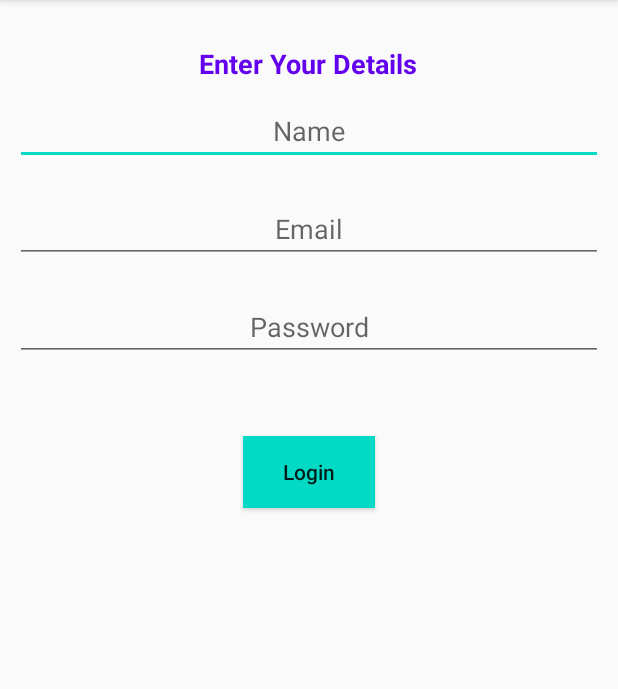
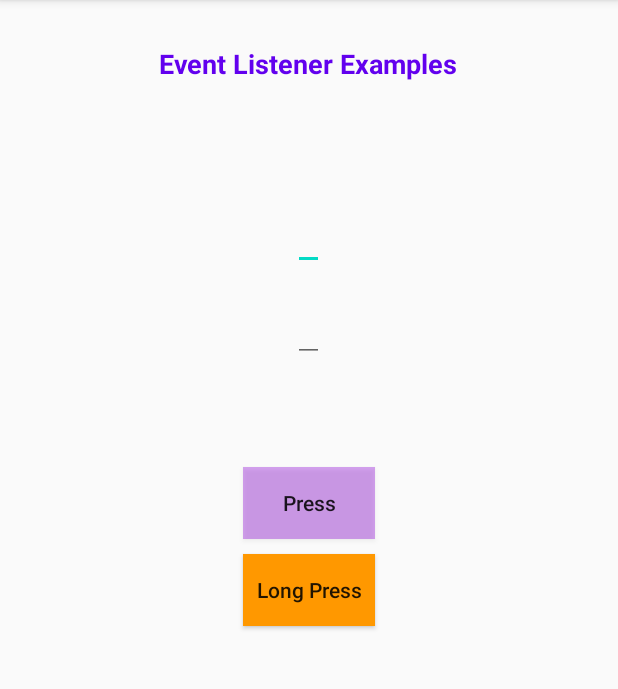
Before and after one commit to DevendraSaini180/Daily-Tasks, an Android app: the screen it shows after launch (MainActivity), on a phone screen of 412 x 824 dp, the part 84-773 px from its top. Run offline under Robolectric (Android 15) with nearby library versions, the phone set to English and light mode, and no system bars.

Commit message:
use of event listener

```diff
--- a/app/src/main/java/com/devendrasaini/sharedpreferencesapplication/MainActivity.java
+++ b/app/src/main/java/com/devendrasaini/sharedpreferencesapplication/MainActivity.java
@@ -2,18 +2,19 @@ package com.devendrasaini.sharedpreferencesapplication;
 
 import androidx.appcompat.app.AppCompatActivity;
 
-import android.content.Intent;
-import android.content.SharedPreferences;
 import android.os.Bundle;
+import android.view.MotionEvent;
+import android.view.View;
 import android.widget.Button;
 import android.widget.EditText;
+import android.widget.RelativeLayout;
 import android.widget.Toast;
 
 public class MainActivity extends AppCompatActivity {
 
-    EditText rectArea, textPassword, rectCircle;
-    Button btnSave;
-
+    EditText onLongClickText, onClickText;
+    Button btnPress, btnLongPress;
+    RelativeLayout touchLayout;
 
     @Override
     protected void onCreate(Bundle savedInstanceState) {
@@ -21,42 +22,53 @@ public class MainActivity extends AppCompatActivity {
         setContentView(R.layout.activity_main);
 
         uiInitialization();
-        btnLogin();
+        startButton();
+        startTouchScreen();
     }
 
     public void uiInitialization() {
-        rectArea = findViewById(R.id.editTextName);
-        rectCircle = findViewById(R.id.editTextEmail);
-        btnSave = findViewById(R.id.button);
+        onClickText = findViewById(R.id.editTextOnClick);
+        onLongClickText = findViewById(R.id.editTextOnLongClick);
+        btnPress = findViewById(R.id.button);
+        btnLongPress = findViewById(R.id.button2);
+        touchLayout = findViewById(R.id.main_layout);
     }
-    public void btnLogin() {
-        btnSave.setOnClickListener(v -> {
-            interfaceDemo();
-            abstractDemo();
+    private void startButton() {
+        startOnClick();
+        startOnLongClick();
+    }
+    private void startOnLongClick() {
+        btnLongPress.setOnLongClickListener(new View.OnLongClickListener() {
+            @Override
+            public boolean onLongClick(View v) {
+                onLongClickText.setText("onLongClick method is called");
+                return false;
+            }
         });
     }
-    public void interfaceDemo() {
-        Bicycle bicycle = new Bicycle();
-        bicycle.changeGear(2);
-        bicycle.speedUp(3);
-        bicycle.applyBrakes(1);
-
-        Toast.makeText(this,"speed of bike is: "+ String.valueOf(bicycle.printStates()), Toast.LENGTH_SHORT).show();
-
-        Bike bike = new Bike();
-        bike.changeGear(1);
-        bike.speedUp(4);
-        bike.applyBrakes(3);
-
-        Toast.makeText(this,"speed of bike is: "+String.valueOf(bike.printStates()), Toast.LENGTH_SHORT).show();
+    private void startOnClick() {
+        btnPress.setOnClickListener(new View.OnClickListener() {
+            @Override
+            public void onClick(View v) {
+                onClickText.setText("onClick method is called");
+            }
+        });
     }
-    public void abstractDemo() {
-        Shape rect = new Rectangle(2, 3, "Rectangle");
-
-        Shape circle = new Circle(2, "Circle");
-
-        rectArea.setText("Area of rectangle: " +String.valueOf(rect.area()));
-
-        rectCircle.setText("Area of circle: " + String.valueOf(circle.area()));
+    private void startTouchScreen() {
+        touchLayout.setOnTouchListener(new View.OnTouchListener() {
+            @Override
+            public boolean onTouch(View v, MotionEvent event) {
+                switch (event.getAction())
+                {
+                    case MotionEvent.ACTION_DOWN:
+                        Toast.makeText(MainActivity.this, "Action Down Event", Toast.LENGTH_SHORT).show();
+                        break;
+                    case MotionEvent.ACTION_UP:
+                        Toast.makeText(MainActivity.this, "Action Up Event", Toast.LENGTH_SHORT).show();
+                        break;
+                }
+                return true;
+            }
+        });
     }
 }
--- a/app/src/main/res/layout/activity_main.xml
+++ b/app/src/main/res/layout/activity_main.xml
@@ -4,6 +4,7 @@
     xmlns:tools="http://schemas.android.com/tools"
     android:layout_width="match_parent"
     android:layout_height="match_parent"
+    android:id="@+id/main_layout"
     tools:context=".MainActivity">
 
 
@@ -11,7 +12,7 @@
         android:id="@+id/textView"
         android:layout_width="wrap_content"
         android:layout_height="wrap_content"
-        android:text="Enter Your Details"
+        android:text="Event Listener Examples"
         android:textSize="18sp"
         android:textColor="@color/colorPrimary"
         android:textStyle="bold"
@@ -19,47 +20,50 @@
         android:layout_centerHorizontal="true"
         android:layout_marginTop="30dp"/>
 
-    <EditText
-        android:id="@+id/editTextName"
-        android:layout_width="match_parent"
-        android:layout_height="wrap_content"
-        android:layout_margin="10dp"
-        android:hint="Name"
-        android:gravity="center"
-        android:layout_below="@id/textView"
-        android:layout_marginTop="140dp"
-        android:layout_centerHorizontal="true"/>
 
     <EditText
-        android:id="@+id/editTextEmail"
-        android:layout_width="match_parent"
+        android:id="@+id/editTextOnClick"
+        android:layout_width="wrap_content"
         android:layout_height="wrap_content"
-        android:layout_margin="10dp"
+        android:text=""
+        android:layout_below="@id/textView"
+        android:layout_marginTop="80dp"
+        android:layout_centerHorizontal="true"
         android:gravity="center"
-        android:layout_below="@id/editTextName"
-        android:layout_centerHorizontal="true"
-        android:hint="Email" />
+        android:textColor="#0F1010"/>
 
     <EditText
-        android:id="@+id/editTextPassword"
-        android:layout_width="match_parent"
+        android:id="@+id/editTextOnLongClick"
+        android:layout_width="wrap_content"
         android:layout_height="wrap_content"
-        android:hint="Password"
+        android:text=""
+        android:layout_below="@id/editTextOnClick"
+        android:layout_marginTop="16dp"
+        android:layout_centerHorizontal="true"
         android:gravity="center"
-        android:layout_margin="10dp"
-        android:layout_below="@id/editTextEmail"
-        android:layout_centerHorizontal="true"/>
+        android:textColor="#0F1010"/>
 
     <Button
         android:id="@+id/button"
         android:layout_width="wrap_content"
         android:layout_height="wrap_content"
-        android:text="Login"
+        android:text="Press"
         android:textAllCaps="false"
-        android:background="@color/colorAccent"
-        android:layout_below="@id/editTextPassword"
+        android:background="#5B8F03DA"
+        android:layout_below="@id/editTextOnLongClick"
         android:layout_centerHorizontal="true"
-        android:layout_marginTop="40dp"/>
+        android:layout_marginTop="70dp"/>
+
+    <Button
+        android:id="@+id/button2"
+        android:layout_width="wrap_content"
+        android:layout_height="wrap_content"
+        android:text="Long Press"
+        android:textAllCaps="false"
+        android:background="#FF9800"
+        android:layout_below="@id/button"
+        android:layout_centerHorizontal="true"
+        android:layout_marginTop="10dp"/>
 
 
 </RelativeLayout>
```
